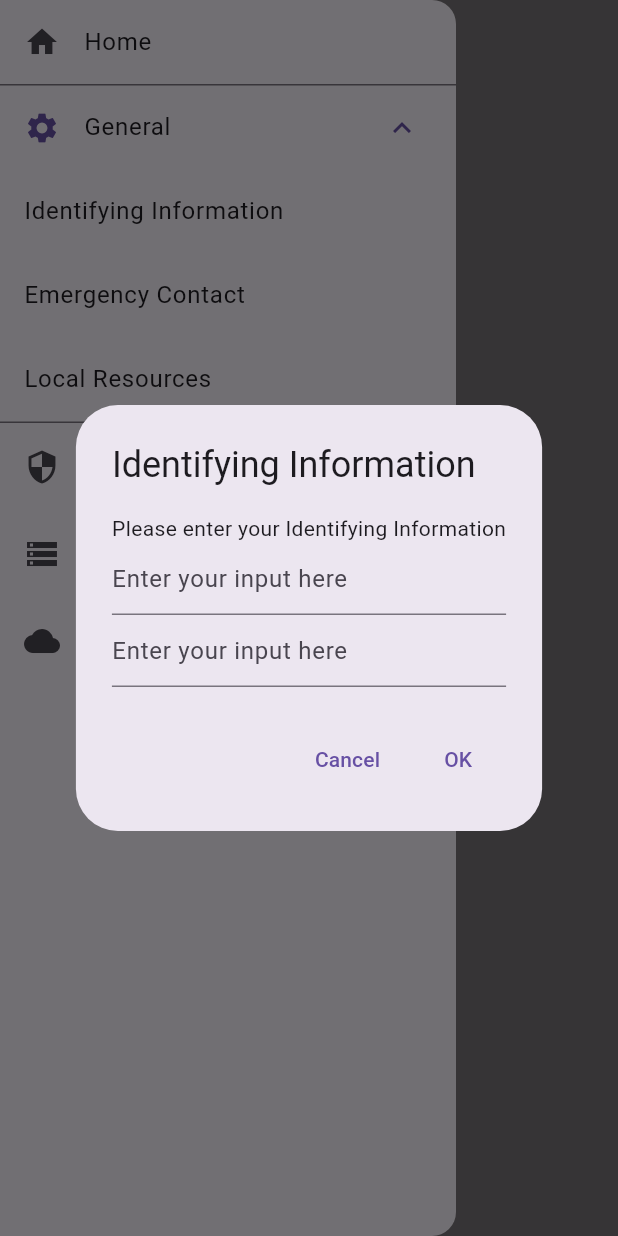
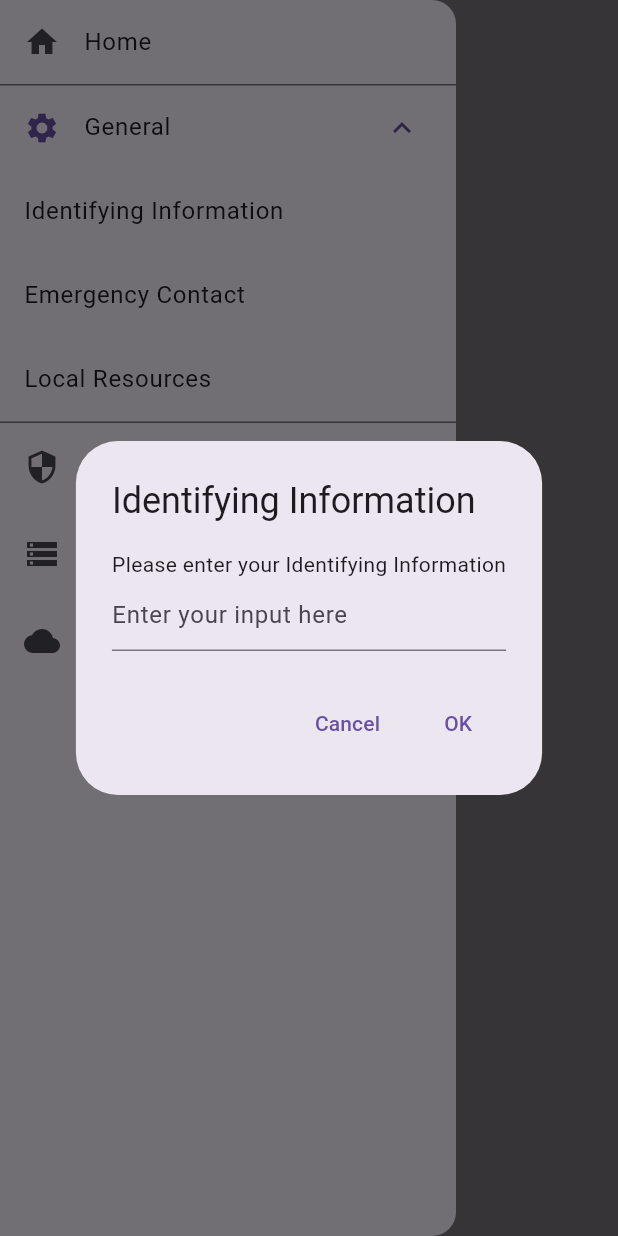
Before and after one commit to compzombie/EyeWitness, a Flutter app: the screen it shows after launch, after a tap on the "menu" icon, after a tap on "General", after a tap on "Identifying Information", on a phone screen of 412 x 824 dp. Run offline on Flutter 3.47's test engine with Material 3 defaults, Android fonts, the phone set to English and light mode, and no system bars; our stand-ins replace camera; generated files the repository leaves out were written again.

Commit message:
textfield gone from error popup

```diff
--- a/eye_witness/lib/src/animated_red_button.dart
+++ b/eye_witness/lib/src/animated_red_button.dart
@@ -108,7 +108,6 @@ class _AnimatedRedButtonState extends State<AnimatedRedButton> with SingleTicker
           onCancel: () {
             Navigator.of(context).pop();
           },
-          textController: _textController,
         );
       },
     );
--- a/eye_witness/lib/src/main_list_view.dart
+++ b/eye_witness/lib/src/main_list_view.dart
@@ -50,8 +50,7 @@ class _MainListViewState extends State<MainListView> {
         return PopupWidget(
           title: title,
           bodyText: 'Please enter your $title',
-          textController: includeForm ? _textController : null,
-          formWidgets: includeForm
+          children: includeForm
               ? [
                   TextField(
                     controller: _textController,
--- a/eye_witness/lib/src/popup_widget.dart
+++ b/eye_witness/lib/src/popup_widget.dart
@@ -5,8 +5,7 @@ class PopupWidget extends StatelessWidget {
   final String bodyText;
   final VoidCallback onOk;
   final VoidCallback onCancel;
-  final TextEditingController? textController;
-  final List<Widget>? formWidgets;
+  final List<Widget>? children;
 
   const PopupWidget({
     super.key,
@@ -14,8 +13,7 @@ class PopupWidget extends StatelessWidget {
     required this.bodyText,
     required this.onOk,
     required this.onCancel,
-    this.textController,
-    this.formWidgets,
+    this.children,
   });
 
   @override
@@ -27,12 +25,7 @@ class PopupWidget extends StatelessWidget {
           mainAxisSize: MainAxisSize.min,
           children: [
             Text(bodyText),
-            if (formWidgets != null) ...formWidgets!,
-            if (textController != null)
-              TextField(
-                controller: textController,
-                decoration: const InputDecoration(hintText: 'Enter your input here'),
-              ),
+            if (children != null) ...children!,
           ],
         ),
       ),
```
